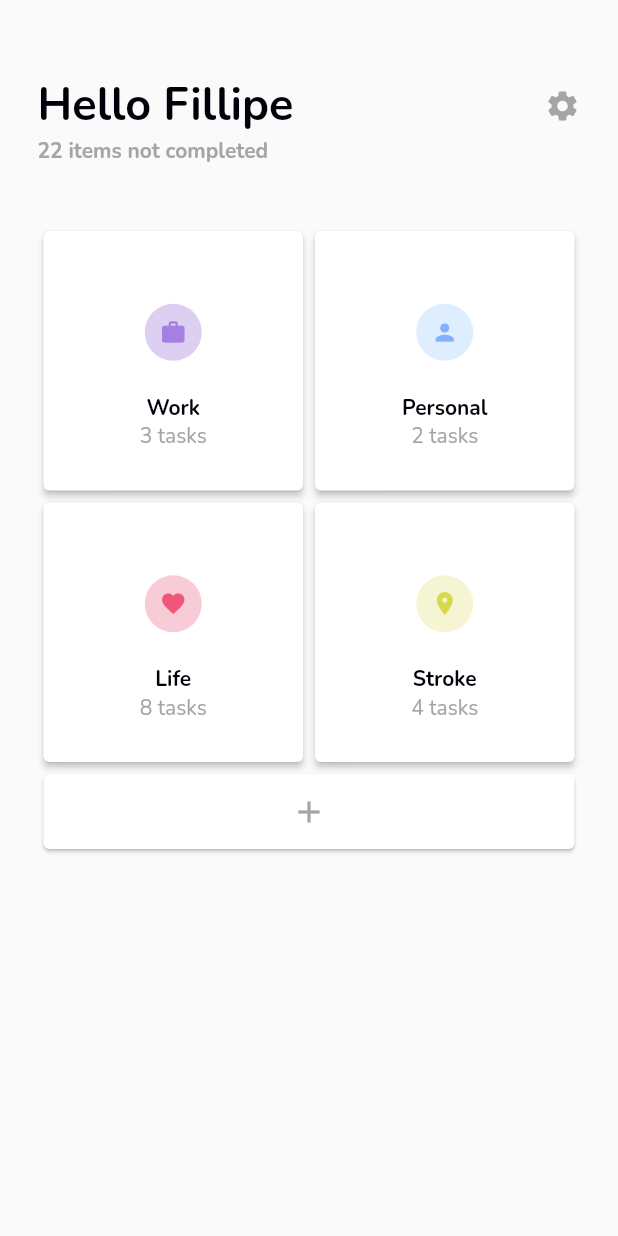
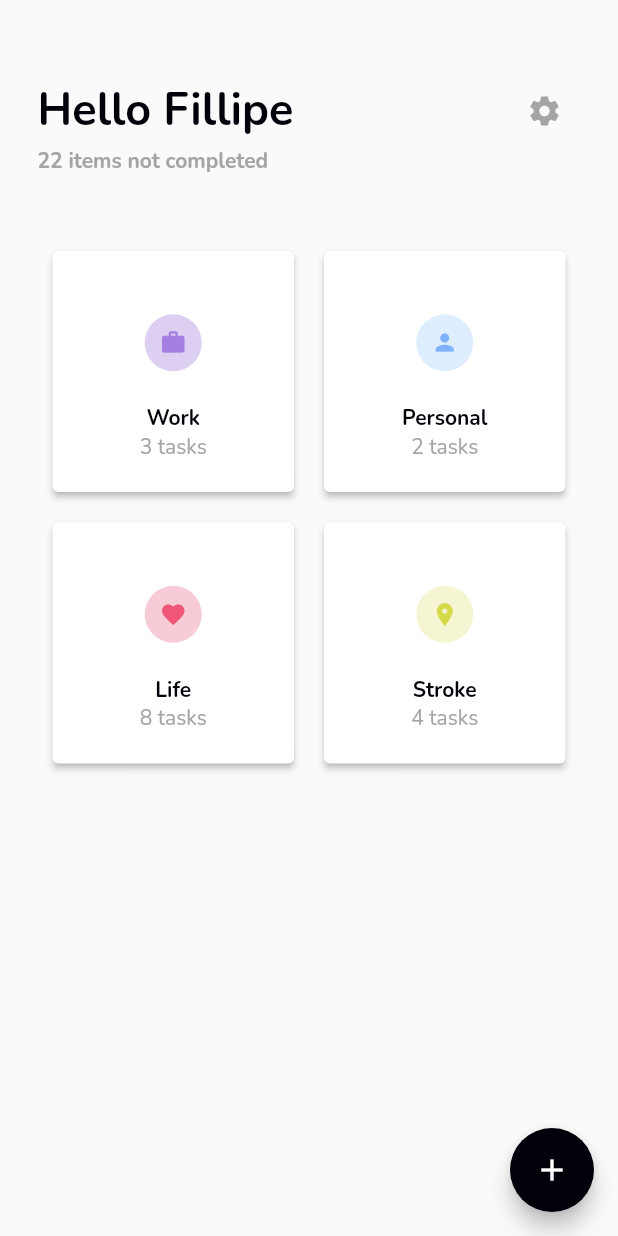
Before and after one commit to fillipehmeireles/todolist-app, a Flutter app: the screen it shows after launch, on a phone screen of 412 x 824 dp. Run offline on Flutter 3.47's test engine with Material 2 defaults, Android fonts, the phone set to English and light mode, and no system bars; our stand-ins replace google_fonts.

Commit message:
done - homepage view

```diff
--- /dev/null
+++ b/lib/appstyle/app_buttons.dart
@@ -0,0 +1,7 @@
+import 'package:flutter/material.dart';
+
+import 'color_palette.dart';
+
+class AppButtonsStyle {
+  static Color primaryColor = AppColorPallete.deepBlue;
+}
--- a/lib/home/home.dart
+++ b/lib/home/home.dart
@@ -1,4 +1,6 @@
 import 'package:flutter/material.dart';
+import 'package:todoapp/appstyle/app_buttons.dart';
+
 import 'package:todoapp/home/view/home_view.dart';
 
 class Home extends StatelessWidget {
@@ -6,10 +8,15 @@ class Home extends StatelessWidget {
 
   @override
   Widget build(BuildContext context) {
-    return const Scaffold(
-      body: Padding(
+    return Scaffold(
+      body: const Padding(
         padding: EdgeInsets.only(left: 25, right: 25, bottom: 25, top: 50),
         child: HomeView(),
+      ),
+      floatingActionButton: FloatingActionButton(
+        onPressed: null,
+        backgroundColor: AppButtonsStyle.primaryColor,
+        child: const Icon(Icons.add),
       ),
     );
   }
--- a/lib/home/view/home_view.dart
+++ b/lib/home/view/home_view.dart
@@ -20,7 +20,9 @@ class HomeView extends StatelessWidget {
               fontWeight: FontWeight.bold,
             ),
             const Spacer(),
-            const Icon(Icons.settings, color: AppColorPallete.smoothGrey)
+            const IconButton(
+                onPressed: null,
+                icon: Icon(Icons.settings, color: AppColorPallete.smoothGrey))
           ],
         ),
         SecondaryText(
@@ -36,48 +38,29 @@ class HomeView extends StatelessWidget {
             PrimaryCard(
                 titleText: "Work",
                 tasksNumber: 3,
-                icon: const Icon(
-                  Icons.work,
-                  color: AppColorPallete.purple,
-                  size: 18,
-                ),
+                icon: Icons.work,
+                iconColor: AppColorPallete.purple,
                 boxColor: AppColorPallete.lightPurple),
             PrimaryCard(
                 titleText: "Personal",
                 tasksNumber: 2,
-                icon: const Icon(
-                  Icons.person,
-                  color: AppColorPallete.blueAccent,
-                  size: 18,
-                ),
+                icon: Icons.person,
+                iconColor: AppColorPallete.blueAccent,
                 boxColor: AppColorPallete.lightBlue),
             PrimaryCard(
                 titleText: "Life",
                 tasksNumber: 8,
-                icon: const Icon(
-                  Icons.favorite,
-                  color: AppColorPallete.pinkAccent,
-                  size: 18,
-                ),
+                icon: Icons.favorite,
+                iconColor: AppColorPallete.pinkAccent,
                 boxColor: AppColorPallete.lightPink),
             PrimaryCard(
                 titleText: "Stroke",
                 tasksNumber: 4,
-                icon: const Icon(
-                  Icons.location_on,
-                  color: AppColorPallete.yellowAccent,
-                  size: 18,
-                ),
+                icon: Icons.location_on,
+                iconColor: AppColorPallete.yellowAccent,
                 boxColor: AppColorPallete.lightYellow),
           ],
         ),
-        const Card(
-          elevation: 1,
-          child: SizedBox(
-            height: 50,
-            child: Icon(Icons.add, color: AppColorPallete.smoothGrey),
-          ),
-        )
       ],
     );
   }
--- a/lib/widgets/cards/primary_card.dart
+++ b/lib/widgets/cards/primary_card.dart
@@ -7,10 +7,12 @@ class PrimaryCard extends Card {
       {super.key,
       required String titleText,
       required int tasksNumber,
-      required Icon icon,
+      required IconData icon,
+      required Color iconColor,
       required Color boxColor})
       : super(
             elevation: 2,
+            margin: const EdgeInsets.all(10),
             child: SizedBox(
                 width: 160,
                 height: 170,
@@ -23,7 +25,11 @@ class PrimaryCard extends Card {
                         padding: const EdgeInsets.all(10),
                         decoration: BoxDecoration(
                             shape: BoxShape.circle, color: boxColor),
-                        child: icon),
+                        child: Icon(
+                          icon,
+                          color: iconColor,
+                          size: 18,
+                        )),
                     PrimaryText(
                       text: titleText,
                       fontWeight: FontWeight.bold,
```
